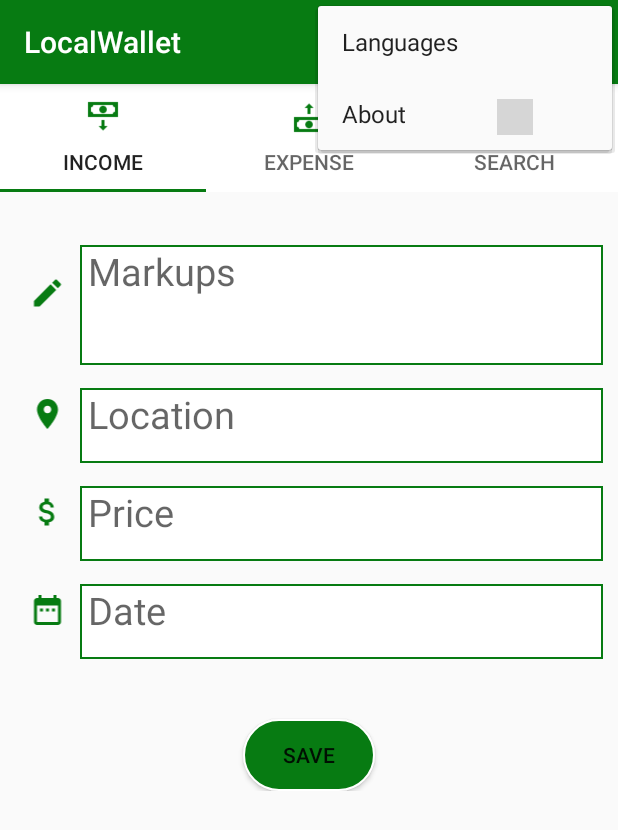
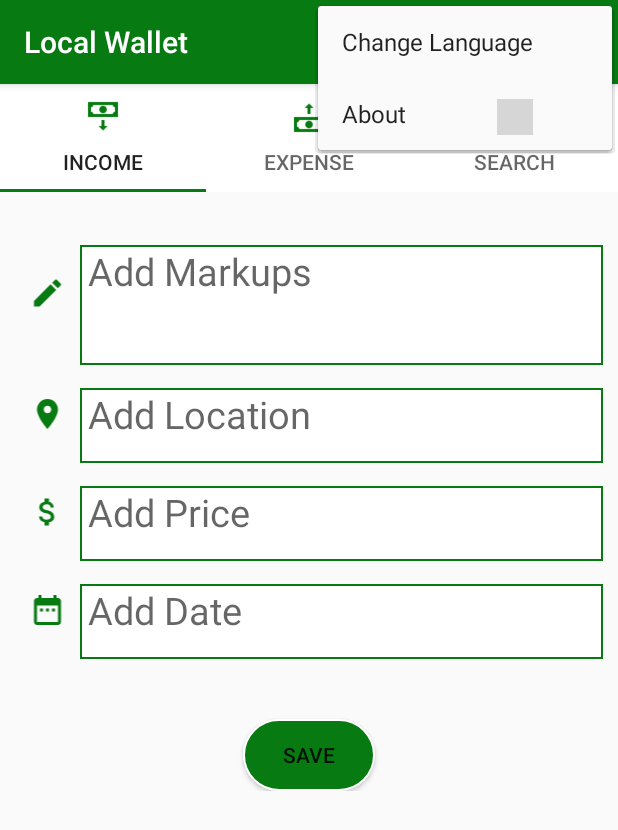
Before and after one commit to GevorgAS/LocalWallet, an Android app: the screen it shows after launch (MainActivity), with the options menu open, on a phone screen of 412 x 824 dp. Shown: the top 830 px of the screen. Run offline under Robolectric (Android 15) with nearby library versions, the phone set to English and light mode, and no system bars; grey boxes are pictures that could not be loaded.

Commit message:
Language functionality

```diff
--- a/app/src/main/java/ipc/gev/localwallet/db/repository/functions/Trade_I.java
+++ b/app/src/main/java/ipc/gev/localwallet/db/repository/functions/Trade_I.java
@@ -13,6 +13,7 @@ public interface Trade_I {
     List<Trade> searchByDateMarkups(String date,String markups,int status);
     List<Trade> searchByDateLocation(String date,String location,int status);
     List<Trade> searchByDateLocationMarkups(String date,String location,String markups,int status);
+    List<Trade> searchAll(int status);
     int sumTrades(String date, int status);
     int sumByDateMarkups(String date,String markups,int status);
     int sumByDateLocation(String date,String location,int status);
--- a/app/src/main/res/values/strings.xml
+++ b/app/src/main/res/values/strings.xml
@@ -1,25 +1,27 @@
 <resources>
-    <string name="app_name">LocalWallet</string>
-    <string name="income">Income</string>
-    <string name="expense">Expense</string>
-    <string name="search">Search</string>
-    <string name="markups_hint">Markups</string>
-    <string name="location_hint">Location</string>
-    <string name="price_hint">Price</string>
-    <string name="save">Save</string>
-    <string name="date_hint">Date</string>
-    <string name="add_income">Your Income Successfully Added</string>
-    <string name="add_expense">Your Expense Successfully Added :)</string>
-    <string name="search_by_date">Search by Date</string>
-    <string name="search_by_location">Search by Location</string>
-    <string name="search_by_markups">Search by Markups</string>
-    <string name="searchBn">Search</string>
-    <string name="required">Required</string>
-    <string name="expense_sum">The Summary of Expenses are </string>
-    <string name="income_sum">The Summary of Incomes are </string>
-    <string name="money">AMD</string>
-    <string name="languages">Languages</string>
-    <string name="about">About</string>
+    <string name="app_name" >Local Wallet</string>
+    <string name="income" >Income</string>
+    <string name="expense" >Expense</string>
+    <string name="search" >Search</string>
+    <string name="markups_hint" >Add Markups</string>
+    <string name="location_hint" >Add Location</string>
+    <string name="price_hint" >Add Price</string>
+    <string name="save" >Save</string>
+    <string name="date_hint" >Add Date</string>
+    <string name="add_income" >Your Income Successfully Added</string>
+    <string name="add_expense" >Your Expense Successfully Added :)</string>
+    <string name="search_by_date" >Search by Date</string>
+    <string name="search_by_location" >Search by Location</string>
+    <string name="search_by_markups" >Search by Markups</string>
+    <string name="searchBn" >Search</string>
+    <string name="required" >Required</string>
+    <string name="expense_sum" >The Summary of Expenses are </string>
+    <string name="income_sum" >The Summary of Incomes are </string>
+    <string name="money" >AMD</string>
+    <string name="languages" >Change Language</string>
+    <string name="about" >About</string>
+    <string name="hy">Armenian</string>
+    <string name="en">English</string>
 
     <string-array name="properties">
         <item>Date</item>
```
Also changed, not shown: app/src/main/java/ipc/gev/localwallet/Activities/LanguagesActivity.java (+27 -0 lines), app/src/main/java/ipc/gev/localwallet/Fragments/SearchFragment.java (+20 -17 lines), app/src/main/java/ipc/gev/localwallet/db/DB.java (+8 -0 lines), app/src/main/java/ipc/gev/localwallet/db/repository/TradeDB.java (+16 -0 lines), app/src/main/res/layout/activity_languages.xml (+31 -6 lines), 1 other file.
